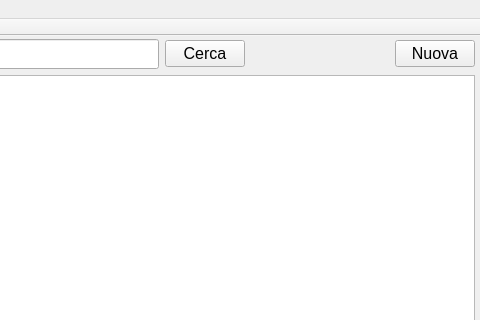
The window that funeraria.ui (LuigiCaradonna/funeraria) describes before a commit, drawn with Qt 5; both pictures show x 800 to 1280 and y 0 to 320 of the 1280 by 800 pixel window.
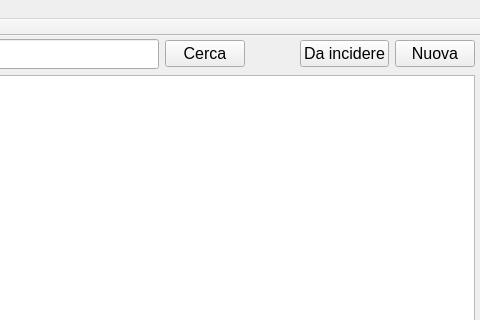
The same window after the commit.

Commit message: Added a button to quik access the tombs to engrave

Patch:
```diff
--- a/funeraria.ui
+++ b/funeraria.ui
@@ -203,6 +203,18 @@
           </property>
          </spacer>
         </item>
+        <item>
+         <widget class="QPushButton" name="btnToEngrave">
+          <property name="font">
+           <font>
+            <pointsize>12</pointsize>
+           </font>
+          </property>
+          <property name="text">
+           <string>Da incidere</string>
+          </property>
+         </widget>
+        </item>
         <item>
          <widget class="QPushButton" name="btnNewTomb">
           <property name="font">
```
The commit also changes 1 other file.
